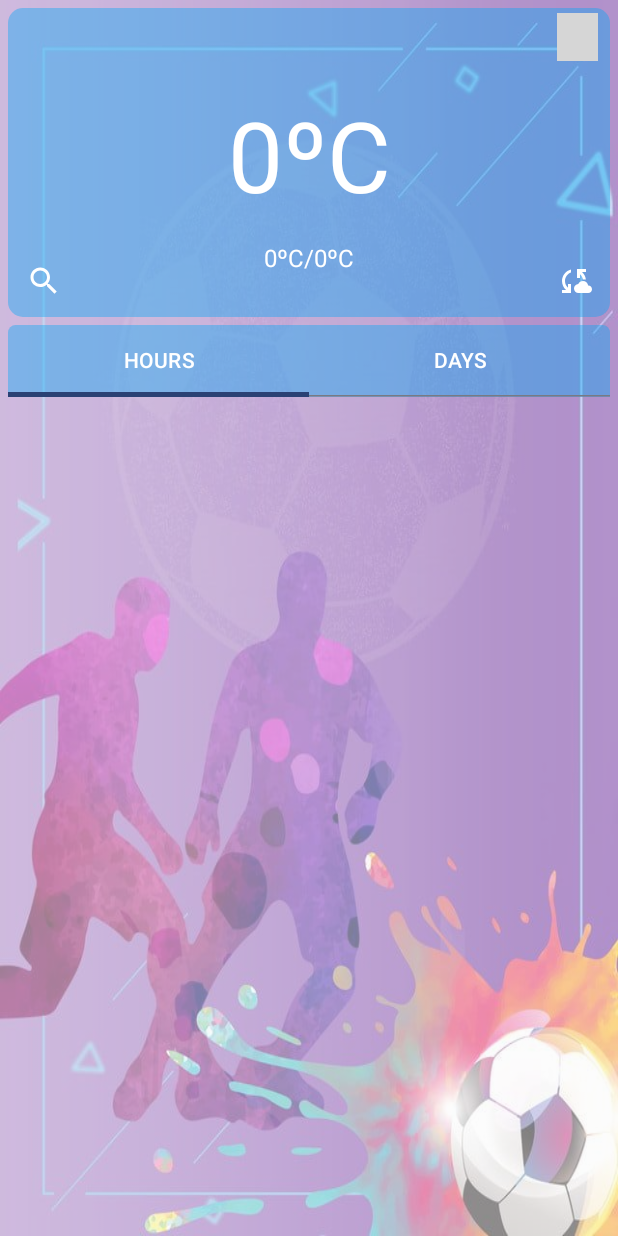
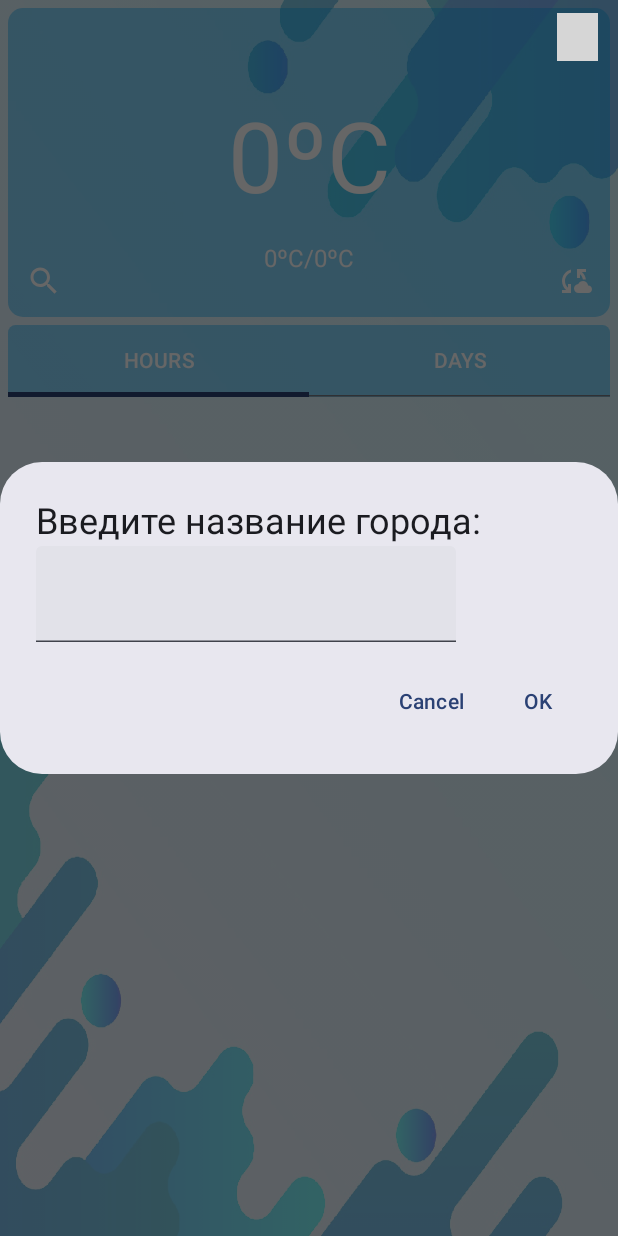
Before and after one commit to Shevy-D/ComposeLessonYouTube, an Android app built with Jetpack Compose: the screen it shows after launch (MainActivity), after a tap on "im3", on a phone screen of 412 x 824 dp. Run offline under Robolectric (Android 15) with nearby library versions, the phone set to English and light mode, and no system bars; our stand-ins replace Volley, accompanist; network calls fail; pictures from the network do not load; grey boxes are pictures that could not be loaded.

Commit message:
Lesson 19. The Forecast app

```diff
--- a/app/src/main/java/com/shevy/composelessonyoutube/MainActivity.kt
+++ b/app/src/main/java/com/shevy/composelessonyoutube/MainActivity.kt
@@ -19,12 +19,13 @@ import com.android.volley.Request
 import com.android.volley.toolbox.StringRequest
 import com.android.volley.toolbox.Volley
 import com.shevy.composelessonyoutube.data.WeatherModel
+import com.shevy.composelessonyoutube.ui.DialogSearch
 import com.shevy.composelessonyoutube.ui.screens.MainCard
 import com.shevy.composelessonyoutube.ui.screens.TabLayout
 import com.shevy.composelessonyoutube.ui.theme.ComposeLessonYouTubeTheme
 import org.json.JSONObject
 
-const val API_KEY = "012c748818fd41bbbdf112239221805"
+const val API_KEY = "71905cf4f2ab40da9e8142341222207"
 
 class MainActivity : ComponentActivity() {
 
@@ -34,6 +35,9 @@ class MainActivity : ComponentActivity() {
             ComposeLessonYouTubeTheme {
                 val daysList = remember {
                     mutableStateOf(listOf<WeatherModel>())
+                }
+                val dialogState = remember {
+                    mutableStateOf(false)
                 }
                 val currentDay = remember {
                     mutableStateOf(
@@ -49,10 +53,15 @@ class MainActivity : ComponentActivity() {
                         )
                     )
                 }
+                if (dialogState.value) {
+                    DialogSearch(dialogState, onSubmit = {
+                        getData(it, this, daysList, currentDay)
+                    })
+                }
                 getData("London", this, daysList, currentDay)
                 Image(
                     painter = painterResource(
-                        id = R.drawable.weather_bg
+                        id = R.drawable.background
                     ),
                     contentDescription = "im1",
                     modifier = Modifier
@@ -61,8 +70,13 @@ class MainActivity : ComponentActivity() {
                     contentScale = ContentScale.FillBounds
                 )
                 Column {
-                    MainCard(currentDay)
-                    TabLayout(daysList)
+                    MainCard(currentDay, onClickSync = {
+                        getData("London", this@MainActivity, daysList, currentDay)
+                    }, onClickSearch = {
+                        dialogState.value = true
+                    }
+                    )
+                    TabLayout(daysList, currentDay)
                 }
             }
         }
--- a/app/src/main/java/com/shevy/composelessonyoutube/ui/UI.kt
+++ b/app/src/main/java/com/shevy/composelessonyoutube/ui/UI.kt
@@ -1,16 +1,27 @@
 package com.shevy.composelessonyoutube.ui
 
+import androidx.compose.foundation.clickable
 import androidx.compose.foundation.layout.Arrangement
 import androidx.compose.foundation.layout.Column
 import androidx.compose.foundation.layout.Row
+import androidx.compose.foundation.layout.fillMaxSize
 import androidx.compose.foundation.layout.fillMaxWidth
 import androidx.compose.foundation.layout.padding
 import androidx.compose.foundation.layout.size
+import androidx.compose.foundation.lazy.LazyColumn
+import androidx.compose.foundation.lazy.itemsIndexed
 import androidx.compose.foundation.shape.RoundedCornerShape
+import androidx.compose.material3.AlertDialog
 import androidx.compose.material3.Card
 import androidx.compose.material3.CardDefaults
+import androidx.compose.material3.ExperimentalMaterial3Api
 import androidx.compose.material3.Text
+import androidx.compose.material3.TextButton
+import androidx.compose.material3.TextField
 import androidx.compose.runtime.Composable
+import androidx.compose.runtime.MutableState
+import androidx.compose.runtime.mutableStateOf
+import androidx.compose.runtime.remember
 import androidx.compose.ui.Alignment
 import androidx.compose.ui.Modifier
 import androidx.compose.ui.graphics.Color
@@ -22,13 +33,30 @@ import coil.compose.AsyncImage
 import com.shevy.composelessonyoutube.data.WeatherModel
 import com.shevy.composelessonyoutube.ui.theme.BlueLight
 
-//@Preview(showBackground = true)
+
 @Composable
-fun ListItem(item: WeatherModel) {
+fun MainList(list: List<WeatherModel>, currentDay: MutableState<WeatherModel>) {
+    LazyColumn(
+        modifier = Modifier.fillMaxSize()
+    ) {
+        itemsIndexed(
+            list
+        ) { _, item ->
+            ListItem(item, currentDay)
+        }
+    }
+}
+
+@Composable
+fun ListItem(item: WeatherModel, currentDay: MutableState<WeatherModel>) {
     Card(
         modifier = Modifier
             .fillMaxWidth()
-            .padding(top = 3.dp),
+            .padding(top = 3.dp)
+            .clickable {
+                if (item.hours.isEmpty()) return@clickable
+                currentDay.value = item
+            },
         colors = CardDefaults.cardColors(BlueLight),
         elevation = CardDefaults.cardElevation(0.dp),
         shape = RoundedCornerShape(5.dp)
@@ -67,3 +95,38 @@ fun ListItem(item: WeatherModel) {
         }
     }
 }
+
+@OptIn(ExperimentalMaterial3Api::class)
+@Composable
+fun DialogSearch(dialogState: MutableState<Boolean>, onSubmit: (String) -> Unit) {
+    val dialogText = remember {
+        mutableStateOf("")
+    }
+    AlertDialog(onDismissRequest = {
+        dialogState.value = false
+    },
+        confirmButton = {
+            TextButton(onClick = {
+                onSubmit(dialogText.value)
+                dialogState.value = false
+            }) {
+                Text(text = "OK")
+            }
+        },
+        dismissButton = {
+            TextButton(onClick = {
+                dialogState.value = false
+            }) {
+                Text(text = "Cancel")
+            }
+        },
+        title = {
+            Column(modifier = Modifier.fillMaxWidth()) {
+                Text(text = "Введите название города:")
+                TextField(value = dialogText.value, onValueChange = {
+                    dialogText.value = it
+                })
+            }
+        }
+    )
+}
--- a/app/src/main/java/com/shevy/composelessonyoutube/ui/screens/MainCard.kt
+++ b/app/src/main/java/com/shevy/composelessonyoutube/ui/screens/MainCard.kt
@@ -36,11 +36,18 @@ import com.google.accompanist.pager.rememberPagerState
 import com.shevy.composelessonyoutube.R
 import com.shevy.composelessonyoutube.data.WeatherModel
 import com.shevy.composelessonyoutube.ui.ListItem
+import com.shevy.composelessonyoutube.ui.MainList
 import com.shevy.composelessonyoutube.ui.theme.BlueLight
 import kotlinx.coroutines.launch
+import org.json.JSONArray
+import org.json.JSONObject
 
 @Composable
-fun MainCard(currentDay: MutableState<WeatherModel>) {
+fun MainCard(
+    currentDay: MutableState<WeatherModel>,
+    onClickSync: () -> Unit,
+    onClickSearch: () -> Unit
+) {
     Column(
         modifier = Modifier
             .padding(5.dp)
@@ -79,7 +86,10 @@ fun MainCard(currentDay: MutableState<WeatherModel>) {
                     color = Color.White
                 )
                 Text(
-                    text = currentDay.value.currentTemp.toFloat().toInt().toString() + "ºC",
+                    text = if (currentDay.value.currentTemp.isNotEmpty())
+                        currentDay.value.currentTemp.toFloat().toInt().toString() + "ºC"
+                    else currentDay.value.maxTemp.toFloat().toInt().toString() +
+                            "ºC/${currentDay.value.minTemp.toFloat().toInt()}ºC",
                     style = TextStyle(fontSize = 65.sp),
                     color = Color.White
                 )
@@ -93,9 +103,7 @@ fun MainCard(currentDay: MutableState<WeatherModel>) {
                     horizontalArrangement = Arrangement.SpaceBetween
                 ) {
                     IconButton(
-                        onClick = {
-
-                        }
+                        onClick = { onClickSearch.invoke() }
                     ) {
                         Icon(
                             painter = painterResource(id = R.drawable.ic_search),
@@ -115,9 +123,7 @@ fun MainCard(currentDay: MutableState<WeatherModel>) {
                         color = Color.White
                     )
                     IconButton(
-                        onClick = {
-
-                        }
+                        onClick = { onClickSync.invoke() }
                     ) {
                         Icon(
                             painter = painterResource(id = R.drawable.ic_sync),
@@ -133,7 +139,7 @@ fun MainCard(currentDay: MutableState<WeatherModel>) {
 
 @OptIn(ExperimentalPagerApi::class)
 @Composable
-fun TabLayout(daysList: MutableState<List<WeatherModel>>) {
+fun TabLayout(daysList: MutableState<List<WeatherModel>>, currentDay: MutableState<WeatherModel>) {
     val tabList = listOf("HOURS", "DAYS")
     val pagerState = rememberPagerState()
     val tabIndex = pagerState.currentPage
@@ -149,11 +155,6 @@ fun TabLayout(daysList: MutableState<List<WeatherModel>>) {
     ) {
         TabRow(
             selectedTabIndex = tabIndex,
-            /*            indicator = { pos ->
-                            TabRowDefaults.Indicator(
-                                Modifier.pagerTabIndicatorOffset(pagerState, pos)
-                            )
-                        },*/
             containerColor = BlueLight,
             contentColor = Color.White
         ) {
@@ -176,15 +177,34 @@ fun TabLayout(daysList: MutableState<List<WeatherModel>>) {
             state = pagerState,
             modifier = Modifier.weight(1.0f)
         ) { index ->
-            LazyColumn(
-                modifier = Modifier.fillMaxSize()
-            ) {
-                itemsIndexed(
-                    daysList.value
-                ) { _, item ->
-                    ListItem(item)
-                }
+            val list = when (index) {
+                0 -> getWeatherByHours(currentDay.value.hours)
+                1 -> daysList.value
+                else -> daysList.value
             }
+            MainList(list, currentDay)
         }
     }
 }
+
+private fun getWeatherByHours(hours: String): List<WeatherModel> {
+    if (hours.isEmpty()) return listOf()
+    val hoursArray = JSONArray(hours)
+    val list = ArrayList<WeatherModel>()
+    for (i in 0 until hoursArray.length()) {
+        val item = hoursArray[i] as JSONObject
+        list.add(
+            WeatherModel(
+                "",
+                item.getString("time"),
+                item.getString("temp_c").toFloat().toInt().toString() + "ºC",
+                item.getJSONObject("condition").getString("text"),
+                item.getJSONObject("condition").getString("icon"),
+                "",
+                "",
+                ""
+            )
+        )
+    }
+    return list
+}
--- a/app/src/main/res/drawable/image.xml
+++ /dev/null
@@ -1,5 +0,0 @@
-<vector android:height="24dp" android:tint="#000000"
-    android:viewportHeight="24" android:viewportWidth="24"
-    android:width="24dp" xmlns:android="http://schemas.android.com/apk/res/android">
-    <path android:fillColor="@android:color/white" android:pathData="M11.99,2C6.47,2 2,6.48 2,12s4.47,10 9.99,10C17.52,22 22,17.52 22,12S17.52,2 11.99,2zM12,20c-4.42,0 -8,-3.58 -8,-8s3.58,-8 8,-8 8,3.58 8,8 -3.58,8 -8,8zM15.5,11c0.83,0 1.5,-0.67 1.5,-1.5S16.33,8 15.5,8 14,8.67 14,9.5s0.67,1.5 1.5,1.5zM8.5,11c0.83,0 1.5,-0.67 1.5,-1.5S9.33,8 8.5,8 7,8.67 7,9.5 7.67,11 8.5,11zM12,17.5c2.33,0 4.31,-1.46 5.11,-3.5L6.89,14c0.8,2.04 2.78,3.5 5.11,3.5z"/>
-</vector>
```
Also changed, not shown: app/src/main/res/drawable-nodpi/elephant.png (deleted), app/src/main/res/drawable-nodpi/weather_bg.jpeg (deleted), app/src/main/res/drawable/background.jpg (added), app/src/main/res/drawable/image_1.png (deleted), app/src/main/res/drawable/image_2.png (deleted), app/src/main/res/drawable/image_3.png (deleted), app/src/main/res/drawable/image_4.png (deleted), app/src/main/res/drawable/image_5.png (deleted), app/src/main/res/drawable/image_6.png (deleted), app/src/main/res/drawable/photo.jpg (deleted).
